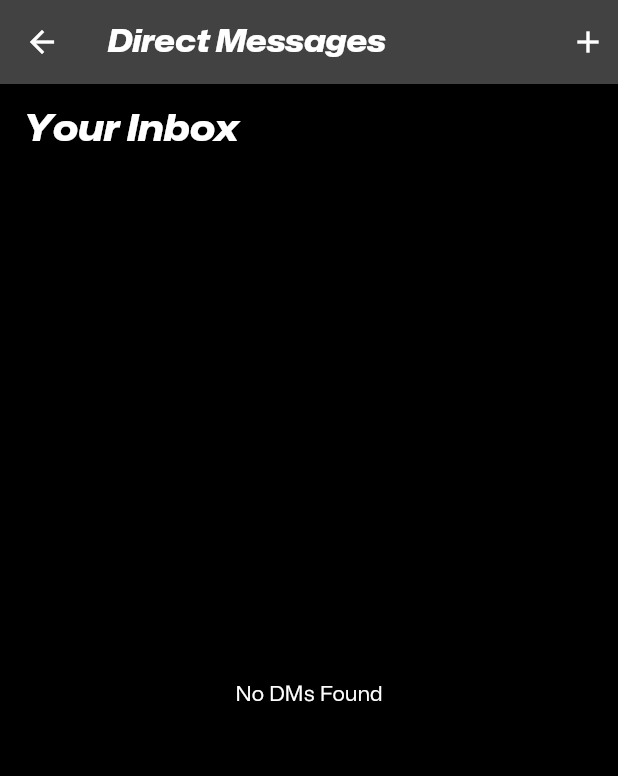
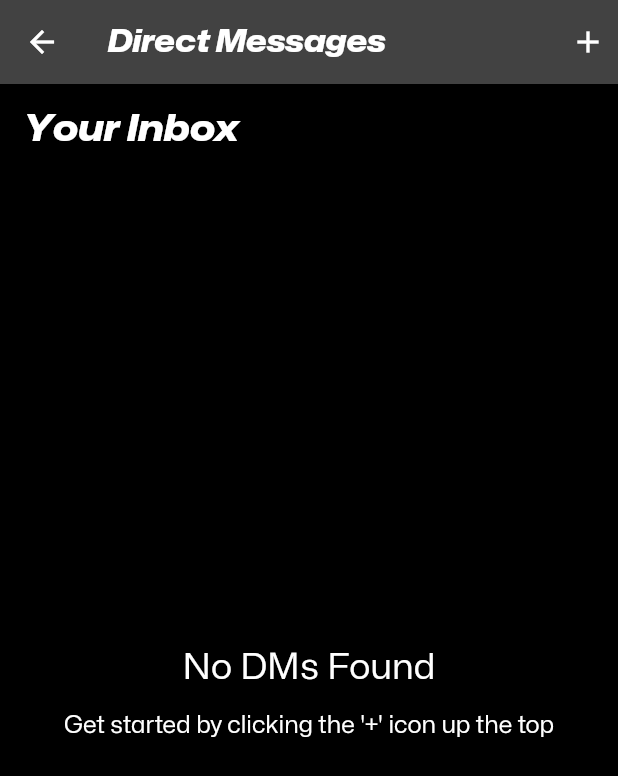
Before and after one commit to hunterjreid/Vibe, a Flutter app: the YourDMsScreen screen opened directly, on a phone screen of 412 x 824 dp. Shown: the top 776 px of the screen. Run offline on Flutter 3.47's test engine with Material 2 defaults, Android fonts, the light colour scheme and no system bars; our stand-ins replace cached_network_image, camera, charts_flutter, chewie, cloud_firestore, firebase_auth and 13 more; missing offline and left inert: flutter_facebook_auth, video_compress, video_editor; accounts and stored records are empty.

Commit message:
minor changes/fixes this morning with profile and dms

```diff
--- a/lib/views/screens/profile/your_dms_screen.dart
+++ b/lib/views/screens/profile/your_dms_screen.dart
@@ -55,11 +55,30 @@ class YourDMsScreen extends StatelessWidget {
                 builder: (controller) {
                   if (controller.dms.isEmpty) {
                     return Center(
-                      child: Text(
-                        "No DMs Found",
-                        style: TextStyle(fontFamily: 'MonaSans', fontWeight: FontWeight.w400),
-                      ),
-                    );
+  child: Column(
+    mainAxisAlignment: MainAxisAlignment.center,
+    children: [
+      Text(
+        "No DMs Found",
+        style: TextStyle(
+          fontFamily: 'MonaSans',
+          fontWeight: FontWeight.w400,
+          fontSize: 24, // Adjust the font size as desired
+        ),
+      ),
+      SizedBox(height: 16), // Add spacing between the texts
+      Text(
+        "Get started by clicking the '+' icon up the top",
+        style: TextStyle(
+          fontFamily: 'MonaSans',
+          fontWeight: FontWeight.w400,
+          fontSize: 16, // Adjust the font size as desired
+        ),
+      ),
+    ],
+  ),
+);
+
                   } else {
                     return ListView.builder(
                       itemCount: controller.dms.length,
```
Also changed, not shown: lib/views/screens/feed_screen.dart (+12 -7 lines), lib/views/screens/misc/use_this_sound_screen.dart (+34 -66 lines), lib/views/screens/profile/profile_screen.dart (+14 -13 lines), lib/views/screens/profile/user_screen.dart (+5 -5 lines).
